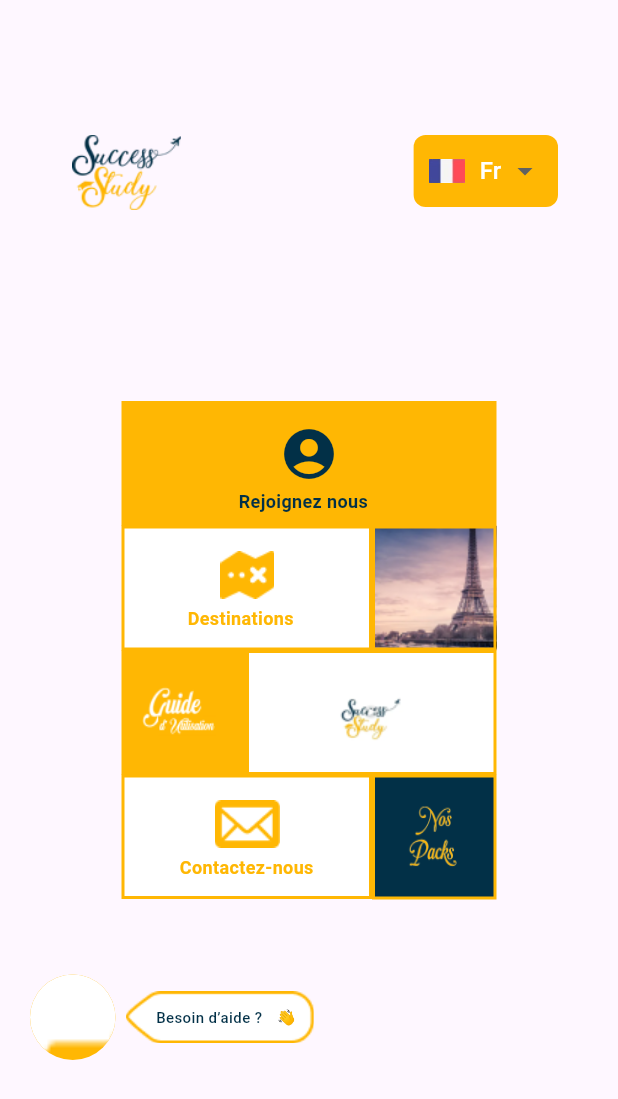
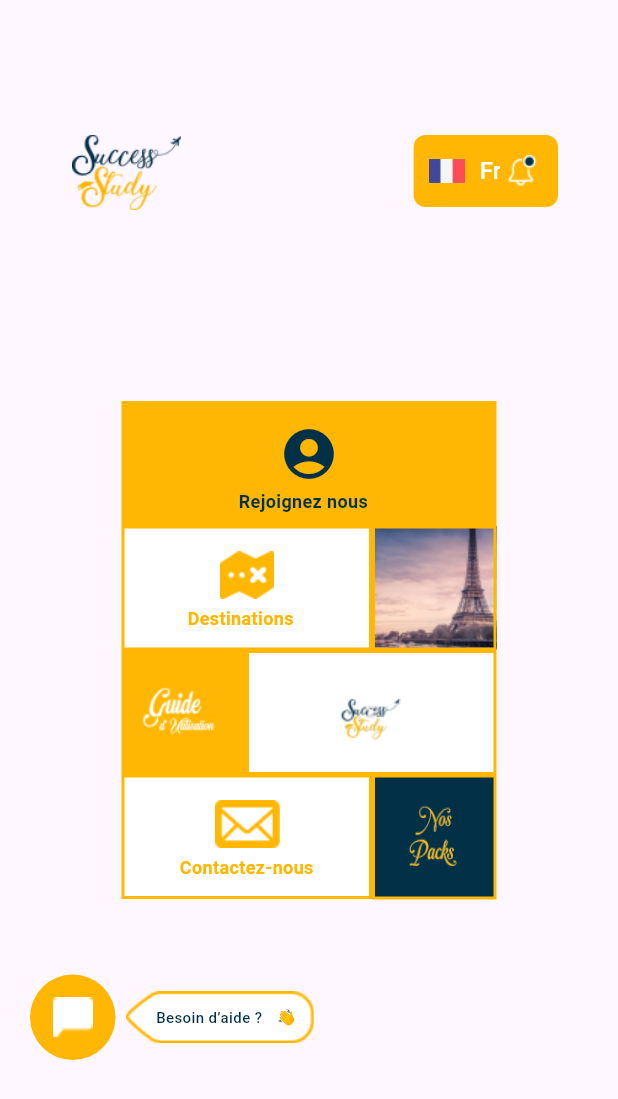
Before and after one commit to NadineAbedrabba/SuccessStudy, a Flutter app: the screen it shows after launch, on a phone screen of 412 x 824 dp. Shown: the top 1099 px of the screen. Run offline on Flutter 3.47's test engine with Material 3 defaults, Android fonts, the phone set to English and light mode, and no system bars; Roboto replaces fonts that are missing (Poppins).

Commit message:
une tentative pour la page etudiant

```diff
--- a/lib/main.dart
+++ b/lib/main.dart
@@ -1,4 +1,5 @@
 import 'package:flutter/material.dart';
+import 'package:flutter_application_1/screens/home-screen-etudiant.dart';
 import 'package:flutter_application_1/screens/home_screen_university.dart';
 import 'screens/home_screen_join.dart'; // Import your screen widget
 
@@ -16,7 +17,7 @@ class MyApp extends StatelessWidget {
         primarySwatch: Colors.blue,
         visualDensity: VisualDensity.adaptivePlatformDensity,
       ),
-      home: HomeScreenJoin(), // Set HomeScreen as the home screen
+      home: HomeScreenWithNotification(), // Set HomeScreen as the home screen
     );
   }
 }
--- /dev/null
+++ b/lib/screens/home-screen-etudiant.dart
@@ -0,0 +1,27 @@
+import 'package:flutter/material.dart';
+import '../widgets/app-bar-with-notif.dart'; // Import your new CustomAppBarWithNotification widget
+import '../widgets/menu_1.dart'; // Import your Menu widget
+import '../widgets/footer.dart'; // Import your Footer widget
+
+class HomeScreenWithNotification extends StatelessWidget {
+  @override
+  Widget build(BuildContext context) {
+    return Scaffold(
+      appBar: PreferredSize(
+        preferredSize: Size.fromHeight(150.0), // Adjust height as needed
+        child: CustomAppBarWithNotification(), // Use the new widget here
+      ),
+      body: Padding(
+        padding: const EdgeInsets.all(0.0), // Adjust padding as needed
+        child: Column(
+          mainAxisAlignment: MainAxisAlignment.center,
+          children: [
+            Center(child: MenuJoin()), // Include your Menu widget here
+            SizedBox(height: 40), // Add spacing between Menu and Footer
+            Footer(),
+          ],
+        ),
+      ),
+    );
+  }
+}
--- /dev/null
+++ b/lib/widgets/app-bar-with-notif.dart
@@ -0,0 +1,53 @@
+import 'package:flutter/material.dart';
+import '../widgets/custom_app_bar.dart'; // Import your CustomAppBar widget
+
+class CustomAppBarWithNotification extends StatelessWidget {
+  @override
+  Widget build(BuildContext context) {
+    return Stack(
+      children: [
+        CustomAppBar(), // Use your CustomAppBar here
+        Positioned(
+          top: 90.0, // Adjust position as needed
+          right: 40.0, // Adjust position as needed
+          child: IconButton(
+            icon: Image.asset('assets/images/Notif.png', width: 30, height: 30), // Notification icon
+            onPressed: () {
+              showModalBottomSheet(
+                context: context,
+                builder: (BuildContext context) {
+                  return NotificationList();
+                },
+              );
+            },
+          ),
+        ),
+      ],
+    );
+  }
+}
+
+class NotificationList extends StatelessWidget {
+  final List<String> notifications = [
+    'Université de Tunis vous a accepté',
+    'Vous avez un nouveau message',
+    'Votre demande a été approuvée',
+    'Notification 4',
+    'Notification 5',
+  ];
+
+  @override
+  Widget build(BuildContext context) {
+    return Container(
+      padding: EdgeInsets.all(16.0),
+      child: ListView.builder(
+        itemCount: notifications.length,
+        itemBuilder: (BuildContext context, int index) {
+          return ListTile(
+            title: Text(notifications[index]),
+          );
+        },
+      ),
+    );
+  }
+}
--- a/lib/widgets/footer.dart
+++ b/lib/widgets/footer.dart
@@ -15,13 +15,18 @@ class Footer extends StatelessWidget {
             decoration: BoxDecoration(
               shape: BoxShape.circle,
               color: Color(0xFFFFB703),
-              image: DecorationImage(
-                image: AssetImage(
-                  "assets/images/footerInside.png", // Replace with your image path
+            ),
+               child: Padding(
+              padding: const EdgeInsets.all(15.0), // Adjust padding to reduce image size
+              child: Container(
+                decoration: BoxDecoration(
+                  image: DecorationImage(
+                    image: AssetImage("assets/images/footerInside.png"), // Replace with your image path
+                    fit: BoxFit.contain,
+                  ),
                 ),
-                fit: BoxFit.cover,
-              ),
             ),
+          ),
           ),
           SizedBox(width: 7), // Spacer between image and text
 
```
Also changed, not shown: assets/images/Notif.png (added), 1 other file.
